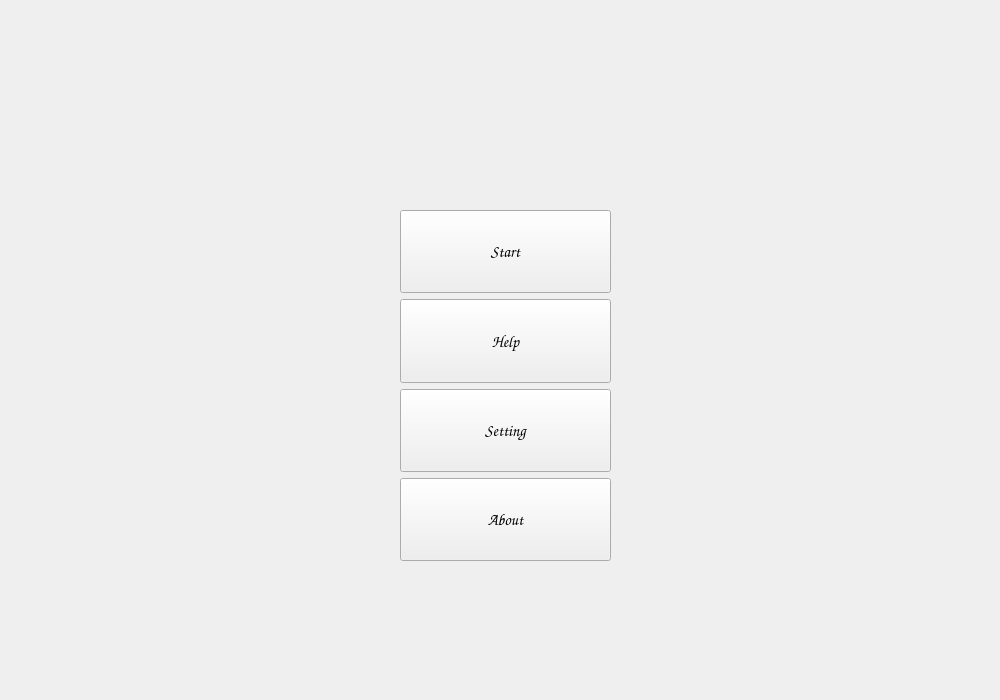
ReneeTong/a8-edu-app, file s0Title.ui: the form before one commit.
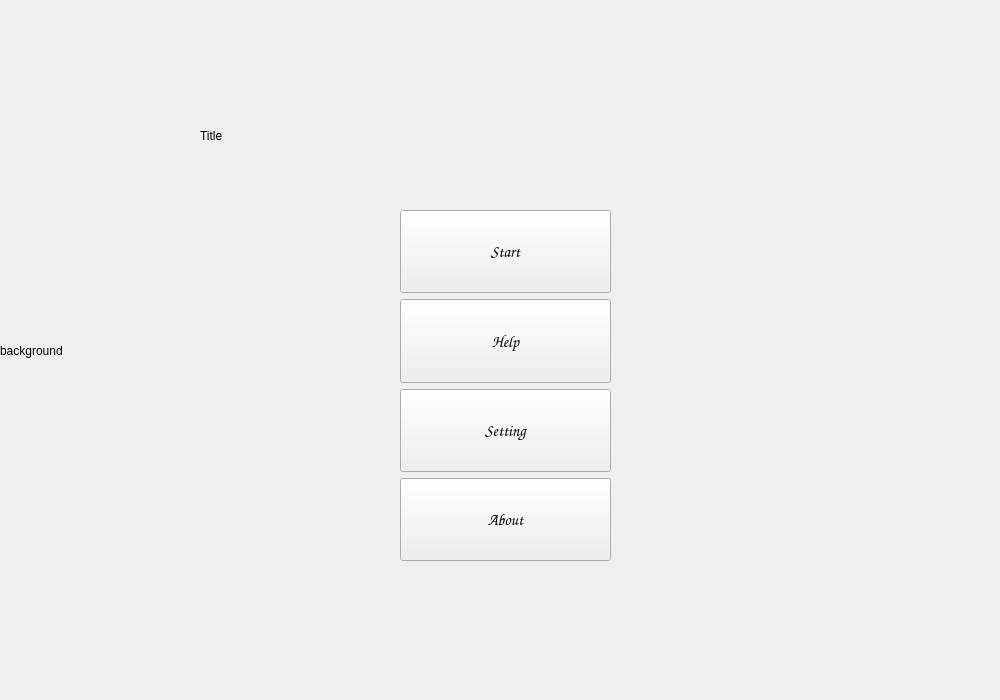
The form after the commit. Custom widgets are drawn as their Qt base class.

What changed in the file:
```diff
--- a/s0Title.ui
+++ b/s0Title.ui
@@ -111,7 +111,7 @@
    <property name="geometry">
     <rect>
      <x>170</x>
-     <y>90</y>
+     <y>570</y>
      <width>671</width>
      <height>111</height>
     </rect>
@@ -123,6 +123,36 @@
     </font>
    </property>
   </widget>
+  <widget class="QLabel" name="background">
+   <property name="geometry">
+    <rect>
+     <x>0</x>
+     <y>0</y>
+     <width>1001</width>
+     <height>701</height>
+    </rect>
+   </property>
+   <property name="text">
+    <string>background</string>
+   </property>
+  </widget>
+  <widget class="QLabel" name="title">
+   <property name="geometry">
+    <rect>
+     <x>200</x>
+     <y>20</y>
+     <width>641</width>
+     <height>231</height>
+    </rect>
+   </property>
+   <property name="text">
+    <string>Title</string>
+   </property>
+  </widget>
+  <zorder>background</zorder>
+  <zorder>verticalLayoutWidget</zorder>
+  <zorder>titleDisplayWidget</zorder>
+  <zorder>title</zorder>
  </widget>
  <customwidgets>
   <customwidget>
```
